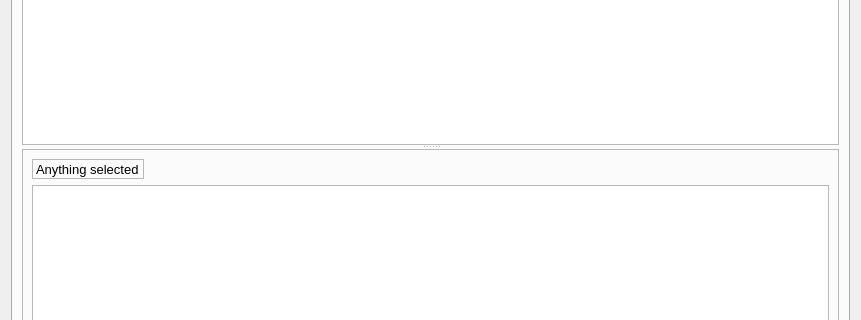
The window that src/mainview.ui (fontmatrix/fontmatrix) describes before a commit, drawn with Qt 5; both pictures show x 0 to 861 and y 259 to 579 of the 861 by 696 pixel window.
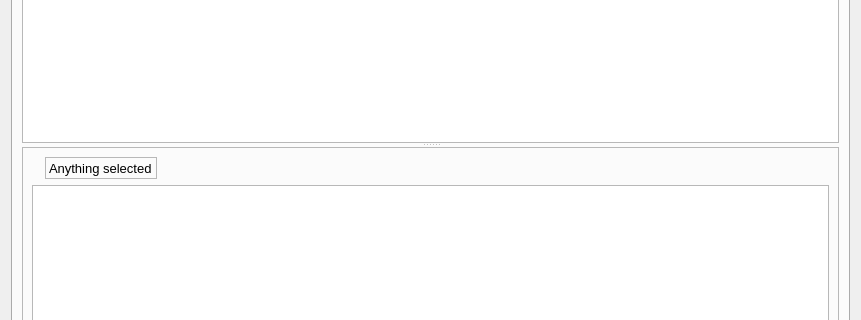
The same window after the commit. Icons and pictures are not drawn. Custom widgets are drawn as their Qt base class.

Commit message: typo fixed, tweaking of main window and css for Font Informations rework

```diff
--- a/src/mainview.ui
+++ b/src/mainview.ui
@@ -73,8 +73,8 @@
            <property name="html" >
             <string>&lt;html>&lt;head>&lt;meta name="qrichtext" content="1" />&lt;style type="text/css">
 p, li { white-space: pre-wrap; }
-&lt;/style>&lt;/head>&lt;body style=" font-family:'Sans Serif'; font-size:10pt; font-weight:400; font-style:normal;">
-&lt;p style="-qt-paragraph-type:empty; margin-top:0px; margin-bottom:0px; margin-left:0px; margin-right:0px; -qt-block-indent:0; text-indent:0px; font-size:9pt;">&lt;/p>&lt;/body>&lt;/html></string>
+&lt;/style>&lt;/head>&lt;body style=" font-family:'Sans Serif'; font-size:9pt; font-weight:400; font-style:normal;">
+&lt;p style="-qt-paragraph-type:empty; margin-top:0px; margin-bottom:0px; margin-left:0px; margin-right:0px; -qt-block-indent:0; text-indent:0px;">&lt;/p>&lt;/body>&lt;/html></string>
            </property>
            <property name="openExternalLinks" >
             <bool>true</bool>
@@ -89,6 +89,19 @@
            </property>
            <layout class="QGridLayout" >
             <item row="0" column="0" >
+             <widget class="QLabel" name="label_3" >
+              <property name="text" >
+               <string/>
+              </property>
+              <property name="pixmap" >
+               <pixmap resource="application.qrc" >:/fontmatrix_tags.png</pixmap>
+              </property>
+              <property name="alignment" >
+               <set>Qt::AlignRight|Qt::AlignTrailing|Qt::AlignVCenter</set>
+              </property>
+             </widget>
+            </item>
+            <item row="0" column="1" >
              <widget class="QLabel" name="titleLabel" >
               <property name="font" >
                <font>
@@ -106,32 +119,19 @@
               </property>
              </widget>
             </item>
-            <item row="0" column="1" >
+            <item row="0" column="2" >
              <spacer>
               <property name="orientation" >
                <enum>Qt::Horizontal</enum>
               </property>
               <property name="sizeHint" >
                <size>
-                <width>40</width>
-                <height>20</height>
+                <width>611</width>
+                <height>22</height>
                </size>
               </property>
              </spacer>
             </item>
-            <item row="0" column="2" >
-             <widget class="QLabel" name="label_3" >
-              <property name="text" >
-               <string/>
-              </property>
-              <property name="pixmap" >
-               <pixmap resource="application.qrc" >:/fontmatrix_tags.png</pixmap>
-              </property>
-              <property name="alignment" >
-               <set>Qt::AlignRight|Qt::AlignTrailing|Qt::AlignVCenter</set>
-              </property>
-             </widget>
-            </item>
             <item row="1" column="0" colspan="3" >
              <widget class="QListWidget" name="tagsListWidget" >
               <property name="acceptDrops" >
```
The commit also changes 2 other files.
